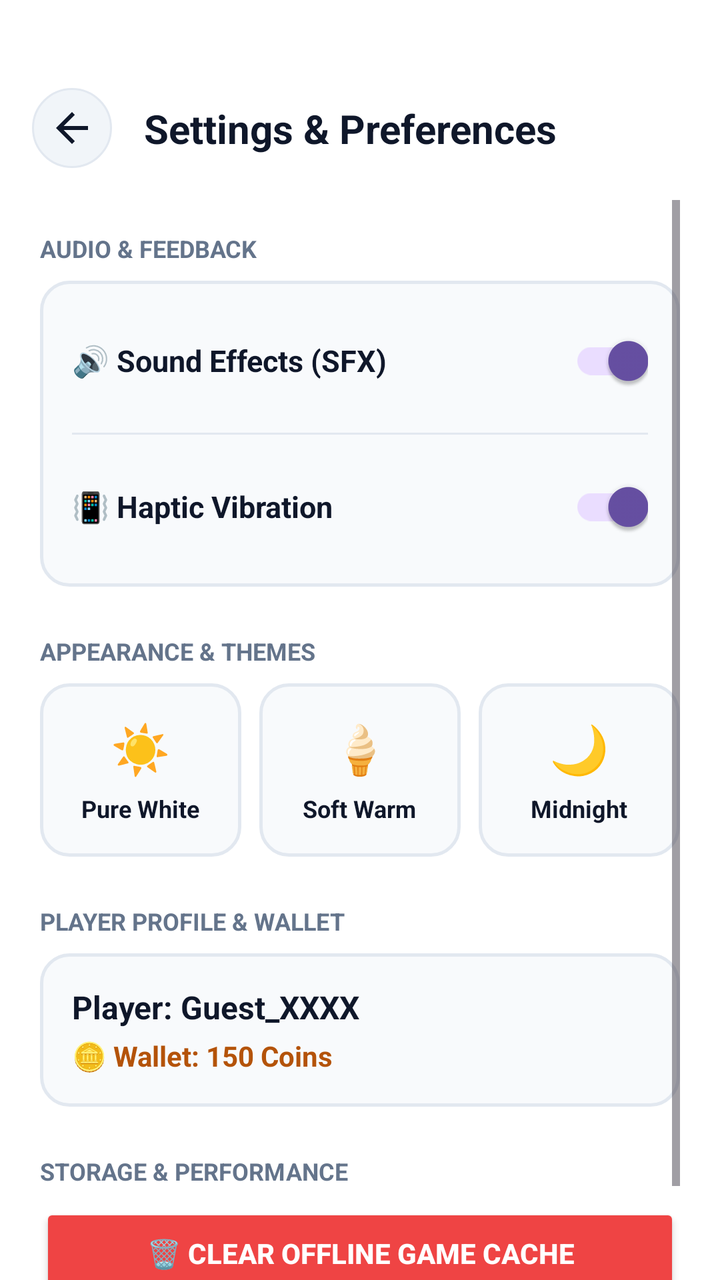
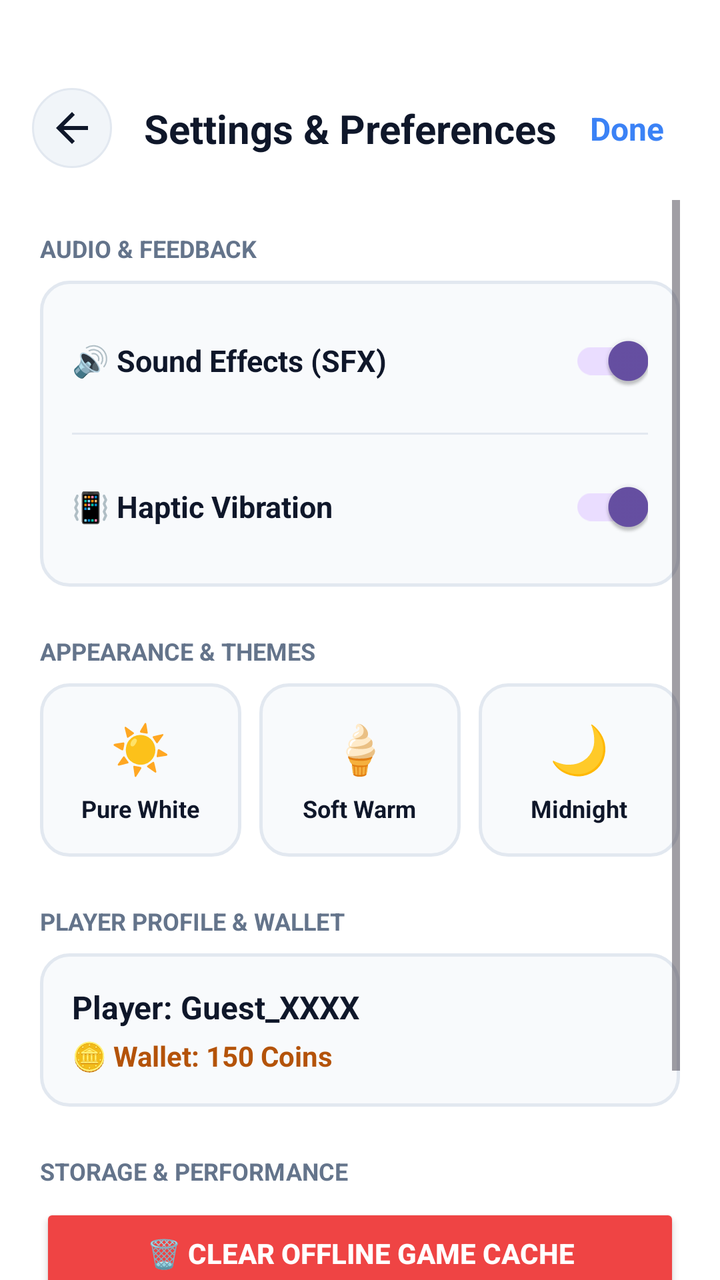

Two renders of the same Android screen: before a commit and after it. Below are the layout's source before the change and the commit's diff.
<!-- AndroidManifest.xml: application theme Theme.Androidnative -->
<!-- res/layout/activity_settings.xml -->
<?xml version="1.0" encoding="utf-8"?>
<androidx.constraintlayout.widget.ConstraintLayout xmlns:android="http://schemas.android.com/apk/res/android"
    xmlns:app="http://schemas.android.com/apk/res-auto"
    android:id="@+id/settingsRoot"
    android:layout_width="match_parent"
    android:layout_height="match_parent"
    android:background="#FFFFFF">

    
    <androidx.constraintlayout.widget.ConstraintLayout
        android:id="@+id/settingsToolbar"
        android:layout_width="match_parent"
        android:layout_height="wrap_content"
        android:paddingHorizontal="16dp"
        android:paddingTop="44dp"
        android:paddingBottom="16dp"
        app:layout_constraintTop_toTopOf="parent">

        <ImageButton
            android:id="@+id/btnBack"
            android:layout_width="40dp"
            android:layout_height="40dp"
            android:background="@drawable/bg_round_button"
            android:contentDescription="Back to Games"
            android:src="@drawable/ic_arrow_back"
            app:layout_constraintBottom_toBottomOf="parent"
            app:layout_constraintStart_toStartOf="parent"
            app:layout_constraintTop_toTopOf="parent" />

        <TextView
            android:id="@+id/tvToolbarTitle"
            android:layout_width="wrap_content"
            android:layout_height="wrap_content"
            android:layout_marginStart="16dp"
            android:text="Settings &amp; Preferences"
            android:textColor="#0F172A"
            android:textSize="20sp"
            android:textStyle="bold"
            app:layout_constraintBottom_toBottomOf="parent"
            app:layout_constraintStart_toEndOf="@id/btnBack"
            app:layout_constraintTop_toTopOf="parent" />
    </androidx.constraintlayout.widget.ConstraintLayout>

    <ScrollView
        android:layout_width="match_parent"
        android:layout_height="0dp"
        android:fillViewport="true"
        android:paddingHorizontal="20dp"
        app:layout_constraintBottom_toBottomOf="parent"
        app:layout_constraintTop_toBottomOf="@id/settingsToolbar">

        <LinearLayout
            android:layout_width="match_parent"
            android:layout_height="wrap_content"
            android:orientation="vertical"
            android:paddingBottom="40dp">

            
            <TextView
                android:id="@+id/tvAudioHeader"
                android:layout_width="wrap_content"
                android:layout_height="wrap_content"
                android:layout_marginTop="16dp"
                android:text="AUDIO &amp; FEEDBACK"
                android:textColor="#64748B"
                android:textSize="12sp"
                android:textStyle="bold" />

            <LinearLayout
                android:id="@+id/cardAudio"
                android:layout_width="match_parent"
                android:layout_height="wrap_content"
                android:layout_marginTop="8dp"
                android:background="@drawable/bg_theme_card"
                android:orientation="vertical"
                android:padding="16dp">

                <LinearLayout
                    android:layout_width="match_parent"
                    android:layout_height="wrap_content"
                    android:gravity="center_vertical"
                    android:orientation="horizontal">

                    <TextView
                        android:id="@+id/tvSoundLabel"
                        android:layout_width="0dp"
                        android:layout_height="wrap_content"
                        android:layout_weight="1"
                        android:text="🔊 Sound Effects (SFX)"
                        android:textColor="#0F172A"
                        android:textSize="15sp"
                        android:textStyle="bold" />

                    <androidx.appcompat.widget.SwitchCompat
                        android:id="@+id/switchSound"
                        android:layout_width="wrap_content"
                        android:layout_height="wrap_content"
                        android:checked="true" />
                </LinearLayout>

                <View
                    android:layout_width="match_parent"
                    android:layout_height="1dp"
                    android:layout_marginVertical="12dp"
                    android:background="#E2E8F0" />

                <LinearLayout
                    android:layout_width="match_parent"
                    android:layout_height="wrap_content"
                    android:gravity="center_vertical"
                    android:orientation="horizontal">

                    <TextView
                        android:id="@+id/tvVibLabel"
                        android:layout_width="0dp"
                        android:layout_height="wrap_content"
                        android:layout_weight="1"
                        android:text="📳 Haptic Vibration"
                        android:textColor="#0F172A"
                        android:textSize="15sp"
                        android:textStyle="bold" />

                    <androidx.appcompat.widget.SwitchCompat
                        android:id="@+id/switchVibration"
                        android:layout_width="wrap_content"
                        android:layout_height="wrap_content"
                        android:checked="true" />
                </LinearLayout>
            </LinearLayout>

            
            <TextView
                android:id="@+id/tvThemeHeader"
                android:layout_width="wrap_content"
                android:layout_height="wrap_content"
                android:layout_marginTop="24dp"
                android:text="APPEARANCE &amp; THEMES"
                android:textColor="#64748B"
                android:textSize="12sp"
                android:textStyle="bold" />

            <LinearLayout
                android:id="@+id/themeSelectorGroup"
                android:layout_width="match_parent"
                android:layout_height="wrap_content"
                android:layout_marginTop="8dp"
                android:orientation="horizontal">

                
                <LinearLayout
                    android:id="@+id/cardThemeWhite"
                    android:layout_width="0dp"
                    android:layout_height="wrap_content"
                    android:layout_marginEnd="6dp"
                    android:layout_weight="1"
                    android:background="@drawable/bg_theme_card"
                    android:gravity="center"
                    android:orientation="vertical"
                    android:padding="16dp">

                    <TextView
                        android:layout_width="wrap_content"
                        android:layout_height="wrap_content"
                        android:text="☀️"
                        android:textSize="24sp" />

                    <TextView
                        android:id="@+id/tvThemeWhite"
                        android:layout_width="wrap_content"
                        android:layout_height="wrap_content"
                        android:layout_marginTop="6dp"
                        android:text="Pure White"
                        android:textColor="#0F172A"
                        android:textSize="12sp"
                        android:textStyle="bold" />
                </LinearLayout>

                
                <LinearLayout
                    android:id="@+id/cardThemeOffWhite"
                    android:layout_width="0dp"
                    android:layout_height="wrap_content"
                    android:layout_marginHorizontal="3dp"
                    android:layout_weight="1"
                    android:background="@drawable/bg_theme_card"
                    android:gravity="center"
                    android:orientation="vertical"
                    android:padding="16dp">

                    <TextView
                        android:layout_width="wrap_content"
                        android:layout_height="wrap_content"
                        android:text="🍦"
                        android:textSize="24sp" />

                    <TextView
                        android:id="@+id/tvThemeWarm"
                        android:layout_width="wrap_content"
                        android:layout_height="wrap_content"
                        android:layout_marginTop="6dp"
                        android:text="Soft Warm"
                        android:textColor="#0F172A"
                        android:textSize="12sp"
                        android:textStyle="bold" />
                </LinearLayout>

                
                <LinearLayout
                    android:id="@+id/cardThemeDark"
                    android:layout_width="0dp"
                    android:layout_height="wrap_content"
                    android:layout_marginStart="6dp"
                    android:layout_weight="1"
                    android:background="@drawable/bg_theme_card"
                    android:gravity="center"
                    android:orientation="vertical"
                    android:padding="16dp">

                    <TextView
                        android:layout_width="wrap_content"
                        android:layout_height="wrap_content"
                        android:text="🌙"
                        android:textSize="24sp" />

                    <TextView
                        android:id="@+id/tvThemeDark"
                        android:layout_width="wrap_content"
                        android:layout_height="wrap_content"
                        android:layout_marginTop="6dp"
                        android:text="Midnight"
                        android:textColor="#0F172A"
                        android:textSize="12sp"
                        android:textStyle="bold" />
                </LinearLayout>
            </LinearLayout>

            
            <TextView
                android:id="@+id/tvProfileHeader"
                android:layout_width="wrap_content"
                android:layout_height="wrap_content"
                android:layout_marginTop="24dp"
                android:text="PLAYER PROFILE &amp; WALLET"
                android:textColor="#64748B"
                android:textSize="12sp"
                android:textStyle="bold" />

            <LinearLayout
                android:id="@+id/cardProfile"
                android:layout_width="match_parent"
                android:layout_height="wrap_content"
                android:layout_marginTop="8dp"
                android:background="@drawable/bg_theme_card"
                android:orientation="vertical"
                android:padding="16dp">

                <TextView
                    android:id="@+id/tvPlayerIdDisplay"
                    android:layout_width="wrap_content"
                    android:layout_height="wrap_content"
                    android:text="Player: Guest_XXXX"
                    android:textColor="#0F172A"
                    android:textSize="16sp"
                    android:textStyle="bold" />

                <TextView
                    android:id="@+id/tvCoinsDisplay"
                    android:layout_width="wrap_content"
                    android:layout_height="wrap_content"
                    android:layout_marginTop="4dp"
                    android:text="🪙 Wallet: 150 Coins"
                    android:textColor="#B45309"
                    android:textSize="14sp"
                    android:textStyle="bold" />
            </LinearLayout>

            
            <TextView
                android:id="@+id/tvStorageHeader"
                android:layout_width="wrap_content"
                android:layout_height="wrap_content"
                android:layout_marginTop="24dp"
                android:text="STORAGE &amp; PERFORMANCE"
                android:textColor="#64748B"
                android:textSize="12sp"
                android:textStyle="bold" />

            <Button
                android:id="@+id/btnClearCache"
                android:layout_width="match_parent"
                android:layout_height="50dp"
                android:layout_marginTop="8dp"
                android:backgroundTint="#EF4444"
                android:text="🗑️ Clear Offline Game Cache"
                android:textColor="#FFFFFF"
                android:textSize="14sp"
                android:textStyle="bold" />

        </LinearLayout>
    </ScrollView>

</androidx.constraintlayout.widget.ConstraintLayout>
<!-- resources referenced by this layout -->
<resources>
  <!-- drawable bg_round_button (drawable) -->
  <?xml version="1.0" encoding="utf-8"?>
  <shape xmlns:android="http://schemas.android.com/apk/res/android"
      android:shape="oval">
      <solid android:color="#F1F5F9" />
      <stroke android:width="1dp" android:color="#E2E8F0" />
  </shape>
  <!-- drawable bg_theme_card (drawable) -->
  <?xml version="1.0" encoding="utf-8"?>
  <shape xmlns:android="http://schemas.android.com/apk/res/android"
      android:shape="rectangle">
      <corners android:radius="14dp" />
      <solid android:color="#F8FAFC" />
      <stroke android:width="1.5dp" android:color="#E2E8F0" />
  </shape>
  <!-- drawable ic_arrow_back (drawable) -->
  <vector xmlns:android="http://schemas.android.com/apk/res/android"
      android:width="24dp"
      android:height="24dp"
      android:viewportWidth="24"
      android:viewportHeight="24">
    <path
        android:fillColor="#0F172A"
        android:pathData="M20,11H7.83l5.59,-5.59L12,4l-8,8 8,8 1.41,-1.41L7.83,13H20v-2z"/>
  </vector>
  <style name="Theme.Androidnative" parent="Base.Theme.Androidnative" />
  <style name="Base.Theme.Androidnative" parent="Theme.Material3.DayNight.NoActionBar">
          
          
      </style>
</resources>

<!-- the commit's change to res/layout/activity_settings.xml (unified diff, before → after) -->
@@ -39,6 +39,21 @@
             app:layout_constraintBottom_toBottomOf="parent"
             app:layout_constraintStart_toEndOf="@id/btnBack"
             app:layout_constraintTop_toTopOf="parent" />
+
+        <TextView
+            android:id="@+id/btnDoneTop"
+            android:layout_width="wrap_content"
+            android:layout_height="wrap_content"
+            android:text="Done"
+            android:textColor="#3B82F6"
+            android:textSize="16sp"
+            android:textStyle="bold"
+            android:paddingHorizontal="12dp"
+            android:paddingVertical="8dp"
+            android:background="?attr/selectableItemBackgroundBorderless"
+            app:layout_constraintBottom_toBottomOf="parent"
+            app:layout_constraintEnd_toEndOf="parent"
+            app:layout_constraintTop_toTopOf="parent" />
     </androidx.constraintlayout.widget.ConstraintLayout>
 
     <ScrollView
@@ -296,6 +311,17 @@
                 android:textSize="14sp"
                 android:textStyle="bold" />
 
+            <Button
+                android:id="@+id/btnConfirmDone"
+                android:layout_width="match_parent"
+                android:layout_height="54dp"
+                android:layout_marginTop="24dp"
+                android:backgroundTint="#3B82F6"
+                android:text="✓ Confirm &amp; Return to Game"
+                android:textColor="#FFFFFF"
+                android:textSize="16sp"
+                android:textStyle="bold" />
+
         </LinearLayout>
     </ScrollView>
 
